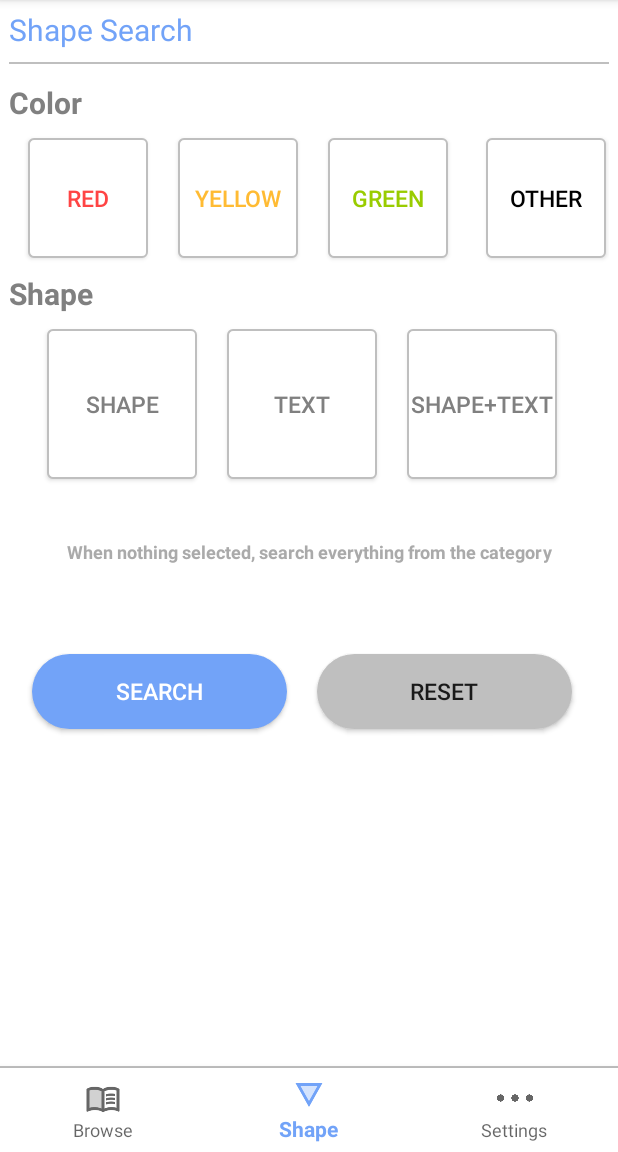
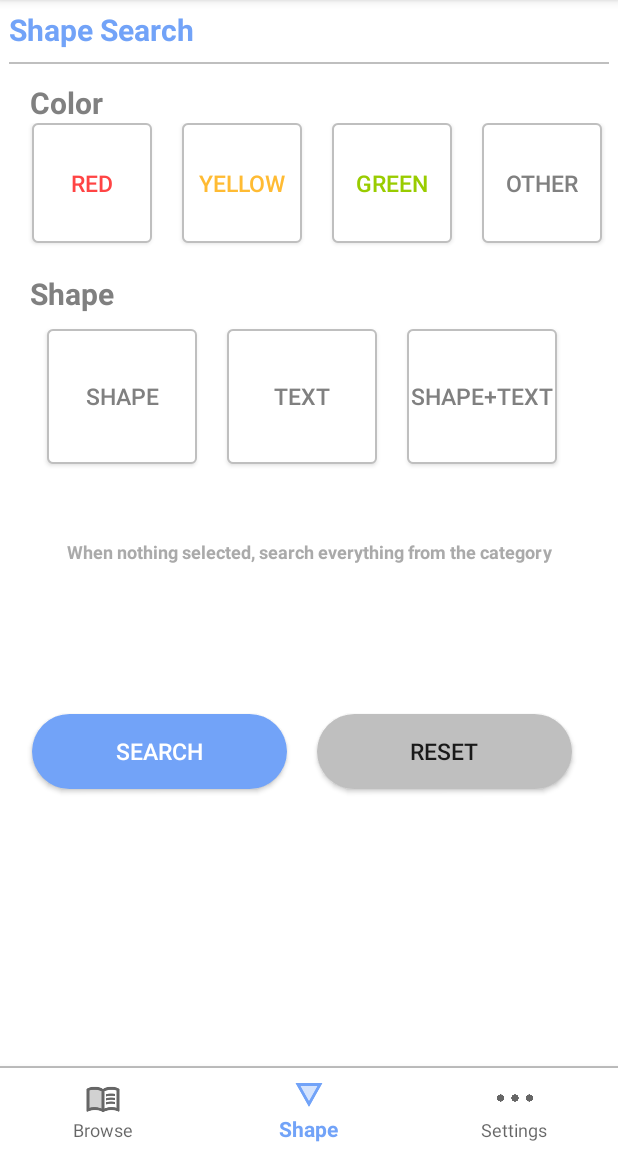
Before and after one commit to ChoiysApple/Calert, an Android app: the screen it shows after launch (MainActivity), item 2 of the bottom bar chosen, on a phone screen of 412 x 824 dp, the part 84-1236 px from its top. Run offline under Robolectric (Android 15) with nearby library versions, the light colour scheme and no system bars.

Commit message:
mid_final

```diff
--- a/Carlet/app/src/main/res/drawable/button_shape.xml
+++ b/Carlet/app/src/main/res/drawable/button_shape.xml
@@ -4,17 +4,15 @@
 
 //----------------옵션버튼 (red/yellow/green), (shape/text/shape+text)----------------//
 
-    <solid android:color="@android:color/white" /> //배경색
+    <solid android:color="@android:color/white" /> //버튼 채우기 색
 
     <stroke
         android:width="1dp"
-        android:color="@color/colorGrey" /> //선색
+        android:color="@color/colorGrey" /> //테두리 색
     <corners
         android:topLeftRadius="3dp"
         android:topRightRadius="3dp"
         android:bottomLeftRadius="3dp"
-        android:bottomRightRadius="3dp"  /> // 선 휘는각도
-
-    />
+        android:bottomRightRadius="3dp"  /> //테두 휘는 각도
 
 </shape>
--- a/Carlet/app/src/main/res/layout/fragment_shape.xml
+++ b/Carlet/app/src/main/res/layout/fragment_shape.xml
@@ -22,7 +22,9 @@
             android:layout_height="wrap_content"
             android:text="Shape Search"
             android:textColor="@color/colorPrimary"
-            android:textSize="20sp"></TextView>
+            android:textSize="20sp"
+            android:textStyle="bold">
+        </TextView>
 
         //Shape Search 밑 회색줄
 
@@ -39,10 +41,11 @@
             android:layout_width="match_parent"
             android:layout_height="wrap_content"
             android:layout_marginTop="12dp"
-            android:text="Color"
+            android:text="   Color"
             android:textColor="@color/colorDarkGrey"
             android:textSize="20sp"
-            android:textStyle="bold"></TextView>
+            android:textStyle="bold">
+        </TextView>
 
         // Color 옵션 버튼 - 빨/노/초
 
@@ -59,6 +62,8 @@
                 android:layout_marginLeft="25dp"
                 android:layout_marginTop="10dp"
                 android:layout_marginRight="10dp"
+                android:layout_gravity="center_horizontal"
+                android:layout_marginBottom="10dp"
                 android:background="@drawable/button_shape"
                 android:padding="5dp"
                 android:text="RED"
@@ -72,6 +77,8 @@
                 android:layout_marginLeft="10dp"
                 android:layout_marginTop="10dp"
                 android:layout_marginRight="10dp"
+                android:layout_gravity="center_horizontal"
+                android:layout_marginBottom="10dp"
                 android:background="@drawable/button_shape"
                 android:text="YELLOW"
                 android:textColor="@android:color/holo_orange_light"
@@ -83,7 +90,9 @@
                 android:layout_height="80dp"
                 android:layout_marginLeft="10dp"
                 android:layout_marginTop="10dp"
-                android:layout_marginRight="15dp"
+                android:layout_marginRight="10dp"
+                android:layout_gravity="center_horizontal"
+                android:layout_marginBottom="10dp"
                 android:background="@drawable/button_shape"
                 android:text="GREEN"
                 android:textColor="@android:color/holo_green_light"
@@ -96,9 +105,11 @@
                 android:layout_marginLeft="10dp"
                 android:layout_marginTop="10dp"
                 android:layout_marginRight="15dp"
+                android:layout_gravity="center_horizontal"
+                android:layout_marginBottom="10dp"
                 android:background="@drawable/button_shape"
                 android:text="OTHER"
-                android:textColor="@android:color/primary_text_light"
+                android:textColor="@color/colorDarkGrey"
                 android:textSize="15dp" />
 
         </LinearLayout>
@@ -108,7 +119,7 @@
         <TextView
             android:layout_width="match_parent"
             android:layout_height="wrap_content"
-            android:text="Shape"
+            android:text="   Shape"
             android:textColor="@color/colorDarkGrey"
             android:textSize="20sp"
             android:textStyle="bold"></TextView>
@@ -123,7 +134,7 @@
             <Button
                 android:id="@+id/btn_shape"
                 android:layout_width="100dp"
-                android:layout_height="100dp"
+                android:layout_height="90dp"
                 android:layout_marginLeft="25dp"
                 android:layout_marginTop="10dp"
                 android:layout_marginRight="10dp"
@@ -135,7 +146,7 @@
             <Button
                 android:id="@+id/btn_text"
                 android:layout_width="100dp"
-                android:layout_height="100dp"
+                android:layout_height="90dp"
                 android:layout_marginLeft="10dp"
                 android:layout_marginTop="10dp"
                 android:layout_marginRight="10dp"
@@ -147,10 +158,10 @@
             <Button
                 android:id="@+id/btn_shapeText"
                 android:layout_width="100dp"
-                android:layout_height="100dp"
+                android:layout_height="90dp"
                 android:layout_marginLeft="10dp"
                 android:layout_marginTop="10dp"
-                android:layout_marginRight="15dp"
+                android:layout_marginRight="25dp"
                 android:background="@drawable/button_shape"
                 android:text="Shape+Text"
                 android:textColor="@color/colorDarkGrey"
@@ -160,7 +171,6 @@
         </LinearLayout>
 
         //안내문 When nothing selected, search everything from the category
-
         <TextView
             android:layout_width="match_parent"
             android:layout_height="wrap_content"
@@ -171,11 +181,10 @@
             android:textStyle="bold"></TextView>
 
         // Search/Reset 버튼
-
         <LinearLayout
             android:layout_width="400dp"
             android:layout_height="100dp"
-            android:layout_marginTop="40dp"
+            android:layout_marginTop="80dp"
             android:orientation="horizontal">
 
             <Button
```
Also changed, not shown: Carlet/app/src/main/res/layout/fragment_browse.xml (+10 -5 lines), Carlet/app/src/main/res/layout/fragment_settings.xml (+26 -17 lines), Carlet/app/src/main/res/drawable/green.png (added), Carlet/app/src/main/res/drawable/next_button.png (added), Carlet/app/src/main/res/drawable/red.png, Carlet/app/src/main/res/drawable/yellow.png (added).
